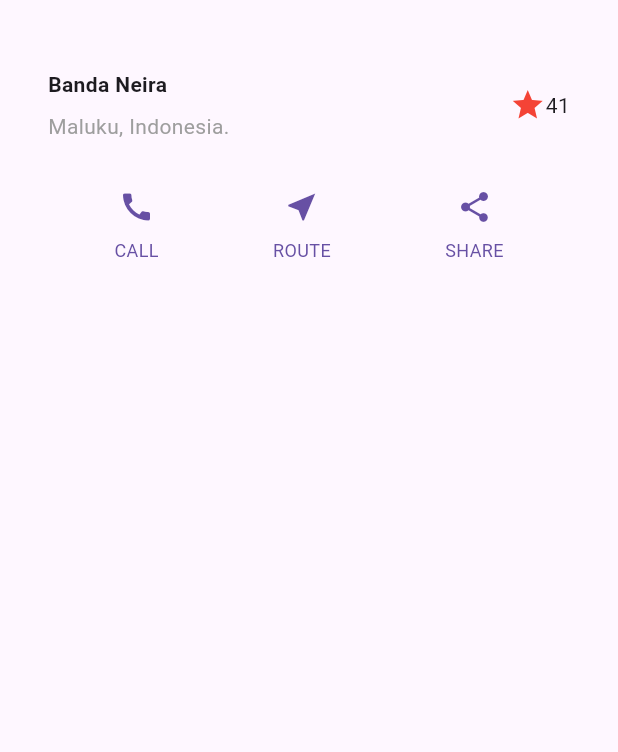
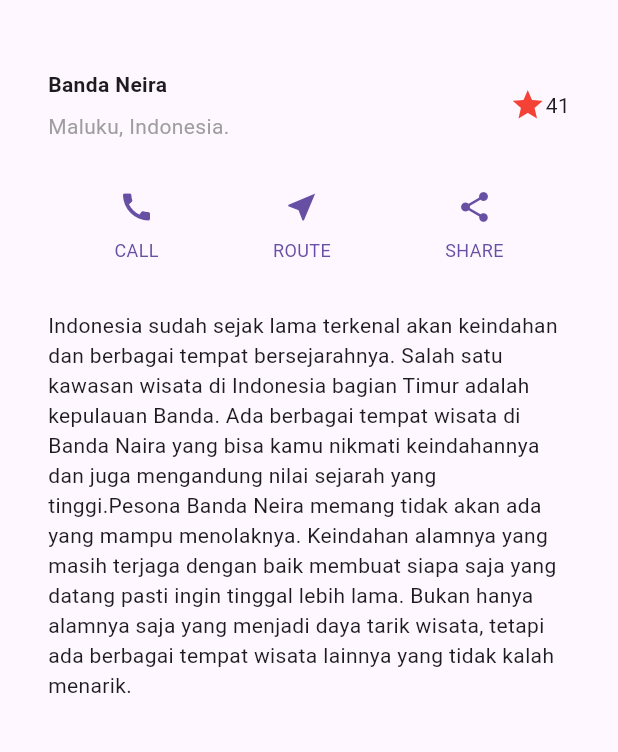
Before and after one commit to afifahnisa17/mobile_ganjil25, a Flutter app: the screen it shows after launch, on a phone screen of 412 x 824 dp, the part 63-815 px from its top. Run offline on Flutter 3.47's test engine with Material 3 defaults, Android fonts, the phone set to English and light mode, and no system bars.

Commit message:
add praktikum 3 codelab06

```diff
--- a/codelab06/layout_flutter/lib/main.dart
+++ b/codelab06/layout_flutter/lib/main.dart
@@ -56,6 +56,15 @@ class MyApp extends StatelessWidget {
       ],
     );
 
+    Widget textSection = Container(
+    padding: const EdgeInsets.all(32),
+    child: const Text(
+      'Indonesia sudah sejak lama terkenal akan keindahan dan berbagai tempat bersejarahnya. Salah satu kawasan wisata di Indonesia bagian Timur adalah kepulauan Banda. Ada berbagai tempat wisata di Banda Naira yang bisa kamu nikmati keindahannya dan juga mengandung nilai sejarah yang tinggi.'
+      'Pesona Banda Neira memang tidak akan ada yang mampu menolaknya. Keindahan alamnya yang masih terjaga dengan baik membuat siapa saja yang datang pasti ingin tinggal lebih lama. Bukan hanya alamnya saja yang menjadi daya tarik wisata, tetapi ada berbagai tempat wisata lainnya yang tidak kalah menarik.',
+      softWrap: true,
+    ),
+  );
+
     return MaterialApp(
       title: '2341720250 - Afifah Khoirunnisa',
       home: Scaffold(
@@ -67,6 +76,7 @@ class MyApp extends StatelessWidget {
             children: [
               titleSection,
               buttonSection,
+              textSection,
             ]
           )
         ),
```
Also changed, not shown: codelab06/img/prak3.png (added), 1 other file.
